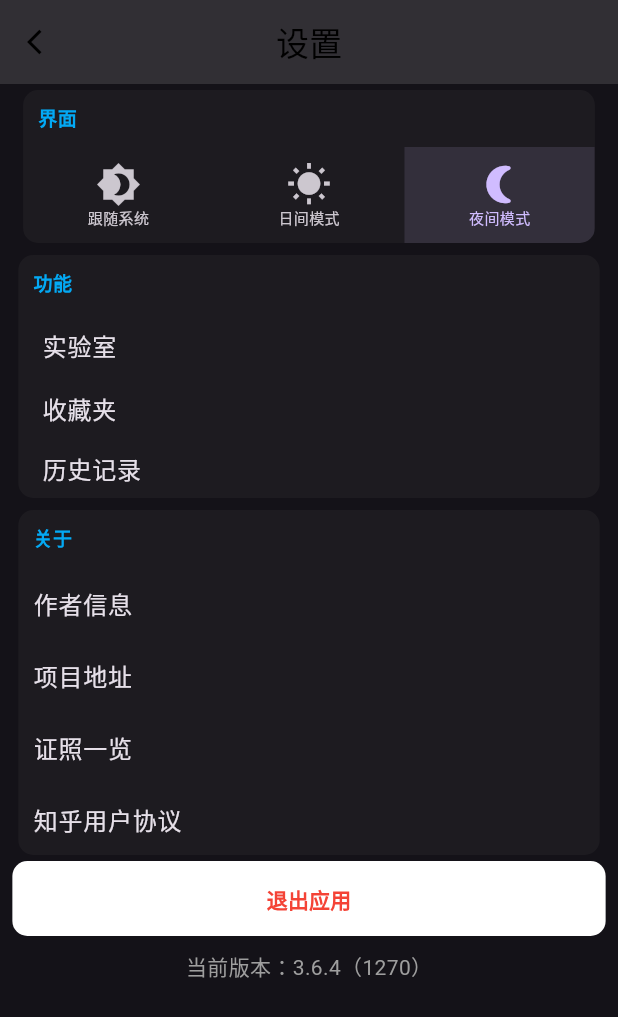
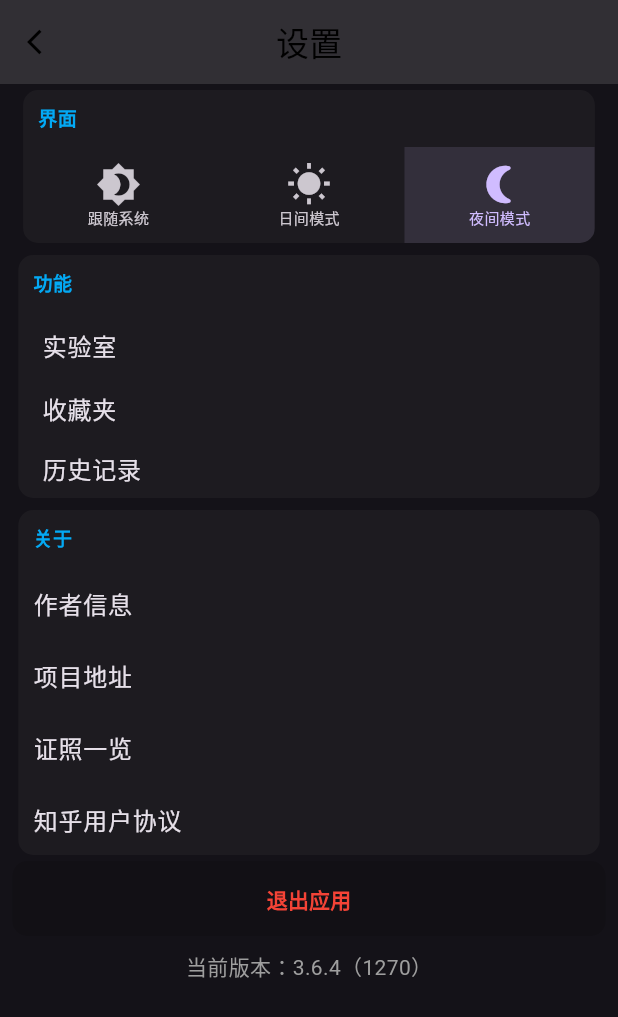
Before and after one commit to YangSuGuo/flutter_news, a Flutter app: the settings screen opened directly, after a tap on "夜间模式", on a phone screen of 412 x 824 dp. Shown: the top 1017 px of the screen. Run offline on Flutter 3.47's test engine with Material 3 defaults, Android fonts, the phone set to English and light mode, and no system bars; our stand-ins replace dio, easy_refresh, flutter_screenutil, get, getwidget, share_plus and 1 more; missing offline and left inert: flutter_inappwebview; accounts and stored records are empty; network calls fail.

Commit message:
优化一点

```diff
--- a/lib/Widget/CustomDialogs.dart
+++ b/lib/Widget/CustomDialogs.dart
@@ -29,8 +29,8 @@ class CustomDialogs {
                 actions: [
                   ButtonBar(
                       buttonMinWidth: buttonMinWidth
-                          ? MediaQuery.of(context).size.width / 3
-                          : MediaQuery.of(context).size.width,
+                          ? Get.width / 3
+                          : Get.width,
                       alignment: MainAxisAlignment.center,
                       children: [
                         if (cancel!)
--- a/lib/Widget/remind.dart
+++ b/lib/Widget/remind.dart
@@ -1,4 +1,5 @@
 import 'package:flutter/material.dart';
+import 'package:get/get.dart';
 
 class RemindWidget extends StatelessWidget {
   @override
@@ -20,7 +21,7 @@ class RemindWidget extends StatelessWidget {
                 color: Colors.grey, fontSize: 20, fontWeight: FontWeight.w500),
           ),
           SizedBox(
-            height: MediaQuery.of(context).size.height / 3,
+            height: Get.height / 3,
           )
         ],
       ),
--- a/lib/db/db.dart
+++ b/lib/db/db.dart
@@ -35,7 +35,7 @@ class DB {
 
   Future close() async => _db.close();
 
-  /// 创建
+  /// 创表
   void _onCreate(Database db, int newVersion) async {
     final batch = db.batch();
     // 收藏
--- a/lib/pages/Comments/Widget/CommentWidget.dart
+++ b/lib/pages/Comments/Widget/CommentWidget.dart
@@ -46,7 +46,7 @@ class CommentWidget extends StatelessWidget {
             Padding(
                 padding: const EdgeInsets.only(top: 5),
                 child: Container(
-                    width: MediaQuery.of(context).size.width - 40,
+                    width: Get.width - 40,
                     padding: const EdgeInsets.only(
                         top: 5, left: 5, right: 6, bottom: 6),
                     decoration: BoxDecoration(
--- a/lib/pages/Settings/Widget/ThemeTile.dart
+++ b/lib/pages/Settings/Widget/ThemeTile.dart
@@ -1,4 +1,5 @@
 import 'package:flutter/material.dart';
+import 'package:get/get.dart';
 
 class ThemeTile extends StatelessWidget {
   final String text;
@@ -15,7 +16,7 @@ class ThemeTile extends StatelessWidget {
     return Padding(
       padding: EdgeInsets.symmetric(
         vertical: 10,
-        horizontal: MediaQuery.of(context).size.width * 0.10442,
+        horizontal: Get.width * 0.10442,
       ),
       child: Column(
         mainAxisAlignment: MainAxisAlignment.spaceAround,
--- a/lib/pages/Settings/settings.dart
+++ b/lib/pages/Settings/settings.dart
@@ -20,7 +20,7 @@ class settings extends StatefulWidget {
 
 class _settingsState extends State<settings> {
   final bool _value = Get.isDarkMode;
-  List<bool> _isSelected = [false, !Get.isDarkMode, Get.isDarkMode]; // 主题设置
+  List<bool> _isSelected = [true,false,false]; // 主题设置
 
   @override
   Widget build(BuildContext context) {
@@ -53,8 +53,8 @@ class _settingsState extends State<settings> {
     return ListView(children: [
       Padding(
           padding: EdgeInsets.only(
-              left: MediaQuery.of(context).size.width / 50,
-              right: MediaQuery.of(context).size.width / 50),
+              left: Get.width / 50,
+              right: Get.width / 50),
           child: Column(children: [
             // 用户界面
             CustomCard(children: [
@@ -66,7 +66,8 @@ class _settingsState extends State<settings> {
                   _isSelected[value] = true;
                   if (value == 0) {
                     // todo 跟随系统实现
-                    Get.snackbar("跟随系统", "欢迎使用Snackbar");
+                    // Get.snackbar("跟随系统", "欢迎使用Snackbar");
+
                   } else if (value == 1) {
                     Get.changeTheme(ThemeData.light());
                   } else if (value == 2) {
@@ -130,10 +131,10 @@ class _settingsState extends State<settings> {
               )
             ]),
             SizedBox(
-              width: MediaQuery.of(context).size.width,
+              width: Get.width,
               height: 50,
               child: MaterialButton(
-                  color: _value ? Colors.black12 : Colors.white,
+                  color: Get.isDarkMode ? Colors.black12 : Colors.white,
                   elevation: 0,
                   shape: const RoundedRectangleBorder(
                       borderRadius: BorderRadius.all(Radius.circular(10))),
--- a/lib/pages/Stars/stars.dart
+++ b/lib/pages/Stars/stars.dart
@@ -22,7 +22,7 @@ class _starsState extends State<stars> {
     super.initState();
     loadData();
   }
-
+// todo 取消收藏时，返回后刷新
   Future<void> loadData() async {
     // 连接数据库
     final starsData = await DB.db.selectAllStars();
```
Also changed, not shown: lib/pages/App.dart (+11 -17 lines), lib/pages/Essay/essay.dart (+7 -15 lines), lib/pages/Item/Widget/list.dart (+4 -3 lines), lib/pages/Item/item.dart (+8 -20 lines).
